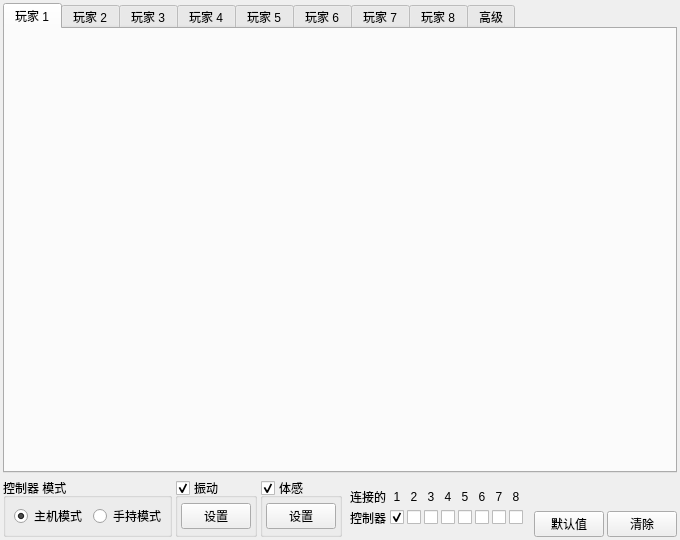
The window that src/yuzu/configuration/configure_input.ui (formylover/yuzu-early-access) describes before a commit, drawn with Qt 5.
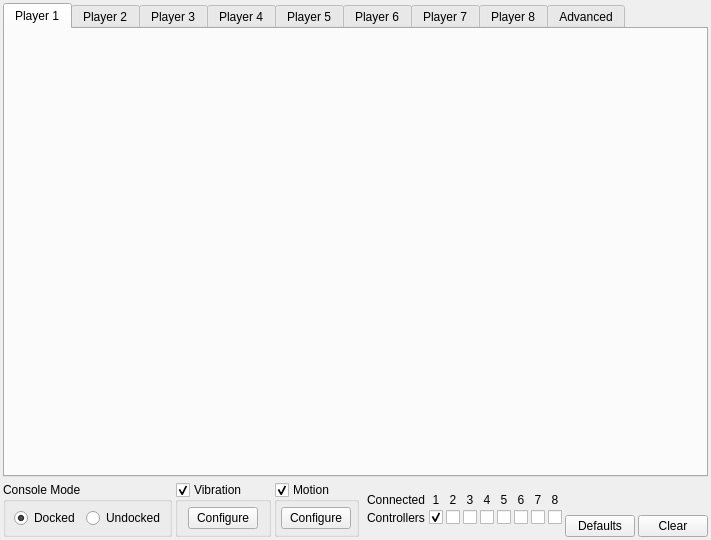
The same window after the commit.

What changed in the file:
```diff
--- a/src/yuzu/configuration/configure_input.ui
+++ b/src/yuzu/configuration/configure_input.ui
@@ -39,7 +39,7 @@
        <string>玩家 1</string>
       </property>
       <attribute name="title">
-       <string>玩家 1</string>
+       <string>Player 1</string>
       </attribute>
      </widget>
      <widget class="QWidget" name="tabPlayer2">
@@ -47,7 +47,7 @@
        <string>玩家 2</string>
       </property>
       <attribute name="title">
-       <string>玩家 2</string>
+       <string>Player 2</string>
       </attribute>
      </widget>
      <widget class="QWidget" name="tabPlayer3">
@@ -55,7 +55,7 @@
        <string>玩家 3</string>
       </property>
       <attribute name="title">
-       <string>玩家 3</string>
+       <string>Player 3</string>
       </attribute>
      </widget>
      <widget class="QWidget" name="tabPlayer4">
@@ -63,7 +63,7 @@
        <string>玩家 4</string>
       </property>
       <attribute name="title">
-       <string>玩家 4</string>
+       <string>Player 4</string>
       </attribute>
      </widget>
      <widget class="QWidget" name="tabPlayer5">
@@ -71,7 +71,7 @@
        <string>玩家 5</string>
       </property>
       <attribute name="title">
-       <string>玩家 5</string>
+       <string>Player 5</string>
       </attribute>
      </widget>
      <widget class="QWidget" name="tabPlayer6">
@@ -79,7 +79,7 @@
        <string>玩家 6</string>
       </property>
       <attribute name="title">
-       <string>玩家 6</string>
+       <string>Player 6</string>
       </attribute>
      </widget>
      <widget class="QWidget" name="tabPlayer7">
@@ -87,7 +87,7 @@
        <string>玩家 7</string>
       </property>
       <attribute name="title">
-       <string>玩家 7</string>
+       <string>Player 7</string>
       </attribute>
      </widget>
      <widget class="QWidget" name="tabPlayer8">
@@ -95,7 +95,7 @@
        <string>玩家 8</string>
       </property>
       <attribute name="title">
-       <string>玩家 8</string>
+       <string>Player 8</string>
       </attribute>
      </widget>
      <widget class="QWidget" name="tabAdvanced">
@@ -103,7 +103,7 @@
        <string>高级</string>
       </property>
       <attribute name="title">
-       <string>高级</string>
+       <string>Advanced</string>
       </attribute>
      </widget>
     </widget>
@@ -135,7 +135,7 @@
          </size>
         </property>
         <property name="title">
-         <string>控制器 模式</string>
+         <string>Console Mode</string>
         </property>
         <layout class="QHBoxLayout" name="horizontalLayout">
          <property name="spacing">
@@ -156,7 +156,7 @@
          <item>
           <widget class="QRadioButton" name="radioDocked">
            <property name="text">
-            <string>主机模式</string>
+            <string>Docked</string>
            </property>
            <property name="checked">
             <bool>true</bool>
@@ -166,7 +166,7 @@
          <item>
           <widget class="QRadioButton" name="radioUndocked">
            <property name="text">
-            <string>手持模式</string>
+            <string>Undocked</string>
            </property>
           </widget>
          </item>
@@ -176,7 +176,7 @@
       <item>
        <widget class="QGroupBox" name="vibrationGroup">
         <property name="title">
-         <string>振动</string>
+         <string>Vibration</string>
         </property>
         <property name="checkable">
          <bool>true</bool>
@@ -212,7 +212,7 @@
             <string notr="true">min-width: 68px;</string>
            </property>
            <property name="text">
-            <string>设置</string>
+            <string>Configure</string>
            </property>
           </widget>
          </item>
@@ -222,7 +222,7 @@
       <item>
        <widget class="QGroupBox" name="motionGroup">
         <property name="title">
-         <string>体感</string>
+         <string>Motion</string>
         </property>
         <property name="checkable">
          <bool>true</bool>
@@ -258,7 +258,7 @@
             <string notr="true">min-width: 68px;</string>
            </property>
            <property name="text">
-            <string>设置</string>
+            <string>Configure</string>
            </property>
           </widget>
          </item>
@@ -293,7 +293,7 @@
          <item row="1" column="0">
           <widget class="QLabel" name="label_2">
            <property name="text">
-            <string>控制器</string>
+            <string>Controllers</string>
            </property>
           </widget>
          </item>
@@ -432,7 +432,7 @@
          <item row="0" column="0">
           <widget class="QLabel" name="label_10">
            <property name="text">
-            <string>连接的</string>
+            <string>Connected</string>
            </property>
           </widget>
          </item>
@@ -491,7 +491,7 @@
          <string notr="true">min-width: 68px;</string>
         </property>
         <property name="text">
-         <string>默认值</string>
+         <string>Defaults</string>
         </property>
        </widget>
       </item>
@@ -534,7 +534,7 @@
          <string notr="true">min-width: 68px;</string>
         </property>
         <property name="text">
-         <string>清除</string>
+         <string>Clear</string>
         </property>
        </widget>
       </item>
```
Left out of the diff: 20 changed lines with no effect on the pictures.
